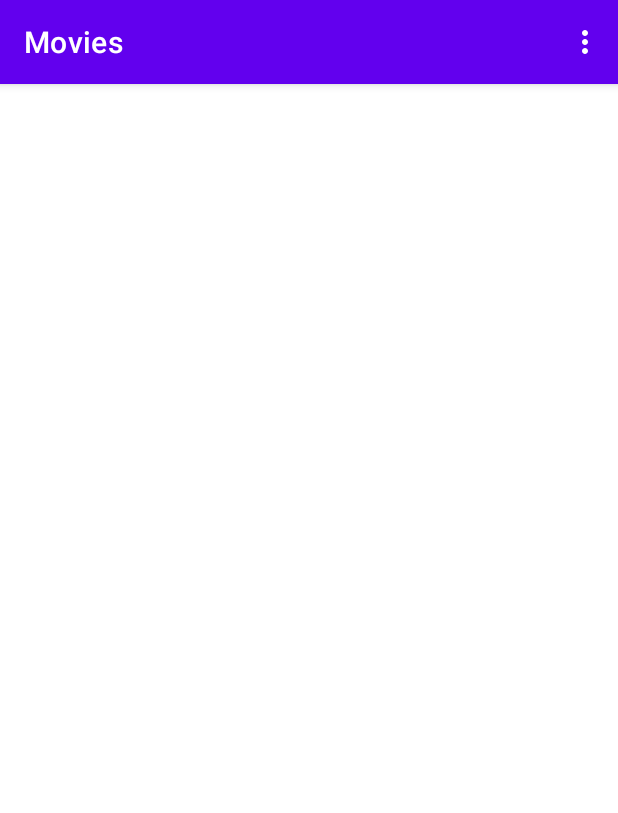
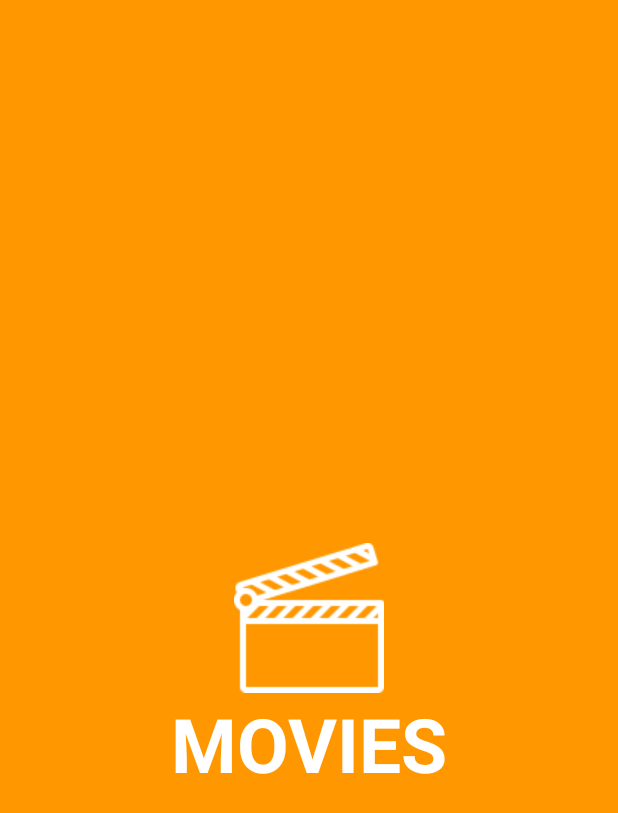
Before and after one commit to nedumay/Movies, an Android app: the screen it shows after launch (MainActivity before the commit, SplashActivity after it), on a phone screen of 412 x 824 dp. Shown: the top 813 px of the screen. Run offline under Robolectric (Android 15) with nearby library versions, the phone set to English and light mode, and no system bars.

Commit message:
Add SplashActivity

```diff
--- a/app/src/main/AndroidManifest.xml
+++ b/app/src/main/AndroidManifest.xml
@@ -16,17 +16,20 @@
         android:theme="@style/Theme.Movies"
         tools:targetApi="31">
         <activity
+            android:name=".ui.Main.MainActivity"
+            android:exported="false" />
+        <activity
             android:name=".ui.FavouriteActivity.FavouriteActivity"
             android:exported="false" />
         <activity
             android:name=".ui.DetailActivity.MovieDetailActivity"
             android:exported="false" />
         <activity
-            android:name=".ui.Main.MainActivity"
+            android:name=".ui.Splash.SplashActivity"
+            android:theme="@style/SplashTheme"
             android:exported="true">
             <intent-filter>
                 <action android:name="android.intent.action.MAIN" />
-
                 <category android:name="android.intent.category.LAUNCHER" />
             </intent-filter>
         </activity>
--- /dev/null
+++ b/app/src/main/java/com/example/movies/ui/Splash/SplashActivity.java
@@ -0,0 +1,39 @@
+package com.example.movies.ui.Splash;
+
+import androidx.appcompat.app.AppCompatActivity;
+
+import android.content.Intent;
+import android.os.Bundle;
+import android.os.Handler;
+import android.view.Window;
+import android.view.WindowManager;
+import android.widget.ImageView;
+import android.widget.TextView;
+
+import com.example.movies.R;
+import com.example.movies.ui.Main.MainActivity;
+
+import java.util.Objects;
+
+public class SplashActivity extends AppCompatActivity {
+
+    @Override
+    protected void onCreate(Bundle savedInstanceState) {
+        super.onCreate(savedInstanceState);
+        setContentView(R.layout.activity_splash);
+
+        Thread logoTimer = new Thread(new Runnable() {
+            @Override
+            public void run() {
+                try {
+                    Thread.sleep(5000);
+                    startActivity(new Intent(SplashActivity.this, MainActivity.class));
+                } catch (InterruptedException e) {
+                    e.printStackTrace();
+                }
+            }
+        });
+        logoTimer.start();
+    }
+
+}
--- /dev/null
+++ b/app/src/main/res/drawable/ic_baseline_favorite_black.xml
@@ -0,0 +1,5 @@
+<vector android:height="24dp" android:tint="@color/white"
+    android:viewportHeight="24" android:viewportWidth="24"
+    android:width="24dp" xmlns:android="http://schemas.android.com/apk/res/android">
+    <path android:fillColor="@android:color/white" android:pathData="M12,21.35l-1.45,-1.32C5.4,15.36 2,12.28 2,8.5 2,5.42 4.42,3 7.5,3c1.74,0 3.41,0.81 4.5,2.09C13.09,3.81 14.76,3 16.5,3 19.58,3 22,5.42 22,8.5c0,3.78 -3.4,6.86 -8.55,11.54L12,21.35z"/>
+</vector>
--- /dev/null
+++ b/app/src/main/res/layout/activity_splash.xml
@@ -0,0 +1,34 @@
+<?xml version="1.0" encoding="utf-8"?>
+<androidx.constraintlayout.widget.ConstraintLayout
+    xmlns:android="http://schemas.android.com/apk/res/android"
+    xmlns:app="http://schemas.android.com/apk/res-auto"
+    xmlns:tools="http://schemas.android.com/tools"
+    android:layout_width="match_parent"
+    android:layout_height="match_parent"
+    android:background="@color/orange"
+    tools:context=".ui.Splash.SplashActivity">
+
+    <ImageView
+        android:id="@+id/imageViewSplash"
+        android:layout_width="100dp"
+        android:layout_height="100dp"
+        android:src="@drawable/icon_hlop"
+        app:layout_constraintBottom_toBottomOf="parent"
+        app:layout_constraintEnd_toEndOf="parent"
+        app:layout_constraintStart_toStartOf="parent"
+        app:layout_constraintTop_toTopOf="parent" />
+
+    <TextView
+        android:id="@+id/textTitleSplash"
+        android:layout_width="wrap_content"
+        android:layout_height="wrap_content"
+        android:text="@string/movies"
+        android:textSize="50sp"
+        android:textColor="@color/white"
+        android:textStyle="bold"
+        app:layout_constraintEnd_toEndOf="@+id/imageViewSplash"
+        app:layout_constraintStart_toStartOf="@+id/imageViewSplash"
+        app:layout_constraintTop_toBottomOf="@+id/imageViewSplash" />
+
+
+</androidx.constraintlayout.widget.ConstraintLayout>
--- a/app/src/main/res/menu/main_menu.xml
+++ b/app/src/main/res/menu/main_menu.xml
@@ -1,9 +1,11 @@
 <?xml version="1.0" encoding="utf-8"?>
-<menu
-    xmlns:android="http://schemas.android.com/apk/res/android">
+<menu xmlns:android="http://schemas.android.com/apk/res/android"
+    xmlns:app="http://schemas.android.com/apk/res-auto">
 
     <item
         android:id="@+id/itemFavourite"
+        android:icon="@drawable/ic_baseline_favorite_black"
+        app:showAsAction="always"
         android:title="@string/item_favourite"/>
 
 </menu>
--- a/app/src/main/res/values/colors.xml
+++ b/app/src/main/res/values/colors.xml
@@ -7,4 +7,6 @@
     <color name="teal_700">#FF018786</color>
     <color name="black">#FF000000</color>
     <color name="white">#FFFFFFFF</color>
+    <color name="orange">#FF9800</color>
+    <color name="light">#CDDC39</color>
 </resources>
--- a/app/src/main/res/values/strings.xml
+++ b/app/src/main/res/values/strings.xml
@@ -1,4 +1,5 @@
 <resources>
     <string name="app_name">Movies</string>
     <string name="item_favourite">Favourite movies</string>
+    <string name="movies">MOVIES</string>
 </resources>
--- a/app/src/main/res/values/themes.xml
+++ b/app/src/main/res/values/themes.xml
@@ -2,7 +2,7 @@
     <!-- Base application theme. -->
     <style name="Theme.Movies" parent="Theme.MaterialComponents.DayNight.DarkActionBar">
         <!-- Primary brand color. -->
-        <item name="colorPrimary">@color/purple_500</item>
+        <item name="colorPrimary">@color/orange</item>
         <item name="colorPrimaryVariant">@color/purple_700</item>
         <item name="colorOnPrimary">@color/white</item>
         <!-- Secondary brand color. -->
@@ -10,7 +10,12 @@
         <item name="colorSecondaryVariant">@color/teal_700</item>
         <item name="colorOnSecondary">@color/black</item>
         <!-- Status bar color. -->
-        <item name="android:statusBarColor" tools:targetApi="l">?attr/colorPrimaryVariant</item>
+        <item name="android:statusBarColor" tools:targetApi="l">@color/black</item>
         <!-- Customize your theme here. -->
     </style>
+
+    <style name="SplashTheme" parent="Theme.AppCompat.NoActionBar">
+        <item name="android:windowBackground">@color/orange</item>
+        <item name="android:windowFullscreen">true</item>
+    </style>
 </resources>
```
Also changed, not shown: app/src/main/res/drawable/icon_hlop.png (added).
